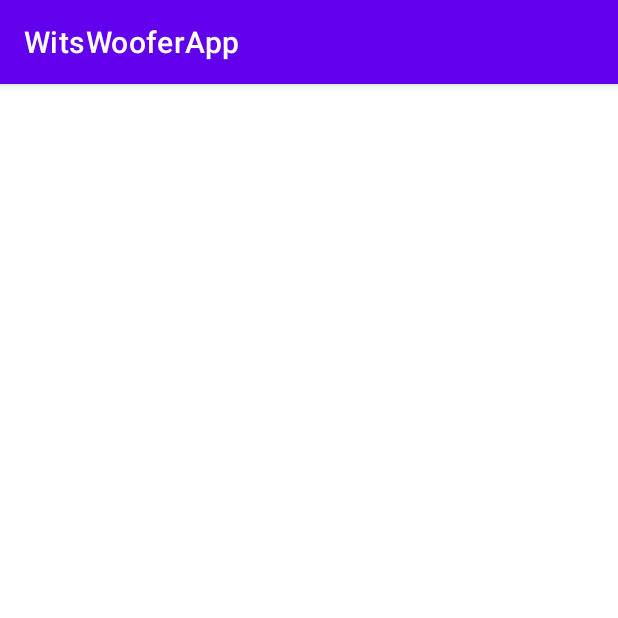
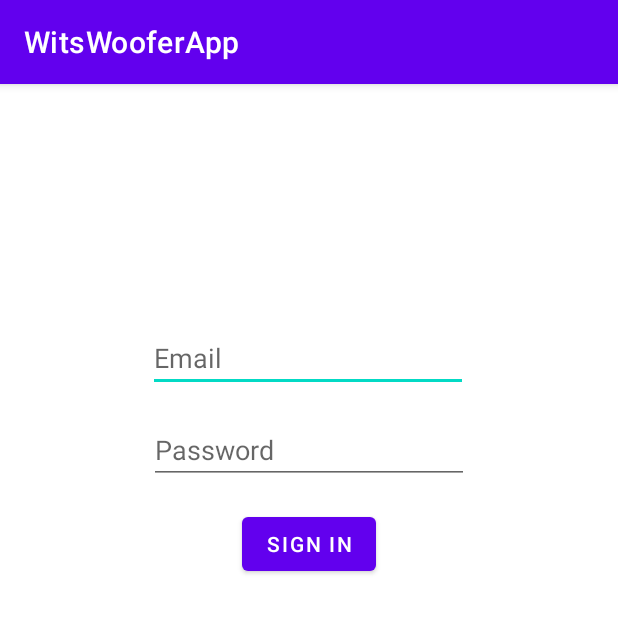
Before and after one commit to thatosenoamadi007/WitsWooferApp, an Android app: the Login screen opened directly, with no data from a screen before it, on a phone screen of 412 x 824 dp, the top half of it. Run offline under Robolectric (Android 15) with nearby library versions, the phone set to English and light mode, and no system bars; our stand-ins replace Firebase (no records; nobody signed in at launch, a user with empty details on screens opened directly).

Commit message:
Login and sign up works

```diff
--- a/app/src/main/AndroidManifest.xml
+++ b/app/src/main/AndroidManifest.xml
@@ -14,6 +14,9 @@
         android:theme="@style/Theme.WitsWooferApp"
         tools:targetApi="31">
         <activity
+            android:name=".HomePage"
+            android:exported="false" />
+        <activity
             android:name=".Login"
             android:exported="false" />
         <activity
--- a/app/src/main/java/com/example/witswooferapp/Login.java
+++ b/app/src/main/java/com/example/witswooferapp/Login.java
@@ -1,14 +1,72 @@
 package com.example.witswooferapp;
 
+import androidx.annotation.NonNull;
 import androidx.appcompat.app.AppCompatActivity;
 
+import android.content.Intent;
 import android.os.Bundle;
+import android.text.TextUtils;
+import android.view.View;
+import android.widget.Button;
+import android.widget.TextView;
+import android.widget.Toast;
+
+import com.google.android.gms.tasks.OnCompleteListener;
+import com.google.android.gms.tasks.Task;
+import com.google.firebase.auth.AuthResult;
+import com.google.firebase.auth.FirebaseAuth;
+
+import java.util.Objects;
 
 public class Login extends AppCompatActivity {
-
+    private TextView Email, Password;
+    private Button signIn;
+    private FirebaseAuth authInst;
     @Override
     protected void onCreate(Bundle savedInstanceState) {
         super.onCreate(savedInstanceState);
         setContentView(R.layout.activity_login);
+
+        Email = findViewById(R.id.signInEmail);
+        Password = findViewById(R.id.signInPassword);
+        signIn = findViewById(R.id.signInBtn);
+        authInst = FirebaseAuth.getInstance();
+
+        signIn.setOnClickListener(new View.OnClickListener() {
+            @Override
+            public void onClick(View view) {
+                logInUser();
+            }
+        });
+
+
     }
-}
+
+    private void logInUser() {
+        String email = Email.getText().toString();
+        String password = Password.getText().toString();
+
+        if(TextUtils.isEmpty(email)){
+            Email.setError("Email cannot be empty");
+            Email.requestFocus();
+        }else if(TextUtils.isEmpty(password)){
+            Password.setError("Password cannot be empty");
+            Password.requestFocus();
+        }else{
+            authInst.signInWithEmailAndPassword(email,password).addOnCompleteListener(new OnCompleteListener<AuthResult>() {
+                @Override
+                public void onComplete(@NonNull Task<AuthResult> task) {
+                    if(task.isSuccessful()){
+                        Toast.makeText(Login.this,"User registered successfully",Toast.LENGTH_SHORT).show();
+                        startActivity(new Intent(Login.this,HomePage.class));
+                    }else{
+                        Toast.makeText(Login.this,"Registration Error: "+ task.getException().getMessage(),Toast.LENGTH_SHORT).show();
+
+                    }
+                }
+            });
+        }
+
+    }
+
+    }
--- a/app/src/main/res/layout/activity_login.xml
+++ b/app/src/main/res/layout/activity_login.xml
@@ -6,4 +6,38 @@
     android:layout_height="match_parent"
     tools:context=".Login">
 
+    <EditText
+        android:id="@+id/signInEmail"
+        android:layout_width="wrap_content"
+        android:layout_height="wrap_content"
+        android:layout_marginTop="160dp"
+        android:ems="10"
+        android:hint="Email"
+        android:inputType="textPersonName"
+        app:layout_constraintEnd_toEndOf="parent"
+        app:layout_constraintHorizontal_bias="0.497"
+        app:layout_constraintStart_toStartOf="parent"
+        app:layout_constraintTop_toTopOf="parent" />
+
+    <EditText
+        android:id="@+id/signInPassword"
+        android:layout_width="wrap_content"
+        android:layout_height="wrap_content"
+        android:layout_marginTop="16dp"
+        android:ems="10"
+        android:hint="Password"
+        android:inputType="textPassword"
+        app:layout_constraintEnd_toEndOf="parent"
+        app:layout_constraintStart_toStartOf="parent"
+        app:layout_constraintTop_toBottomOf="@+id/signInEmail" />
+
+    <Button
+        android:id="@+id/signInBtn"
+        android:layout_width="wrap_content"
+        android:layout_height="wrap_content"
+        android:layout_marginTop="16dp"
+        android:text="Sign In"
+        app:layout_constraintEnd_toEndOf="parent"
+        app:layout_constraintStart_toStartOf="parent"
+        app:layout_constraintTop_toBottomOf="@+id/signInPassword" />
 </androidx.constraintlayout.widget.ConstraintLayout>
--- a/app/src/main/res/values/strings.xml
+++ b/app/src/main/res/values/strings.xml
@@ -1,3 +1,5 @@
 <resources>
     <string name="app_name">WitsWooferApp</string>
+    <string name="Profile">Profile</string>
+    <string name="SignOut">Sign Out</string>
 </resources>
```
Also changed, not shown: app/src/main/java/com/example/witswooferapp/HomePage.java (added, +51 -0 lines), app/src/main/java/com/example/witswooferapp/MainActivity.java (+13 -7 lines), app/src/main/res/layout/activity_home_page.xml (added, +9 -0 lines), app/src/main/res/layout/activity_main.xml (+6 -3 lines), app/src/main/res/menu/main_menu.xml (added, +11 -0 lines), 1 other file.
